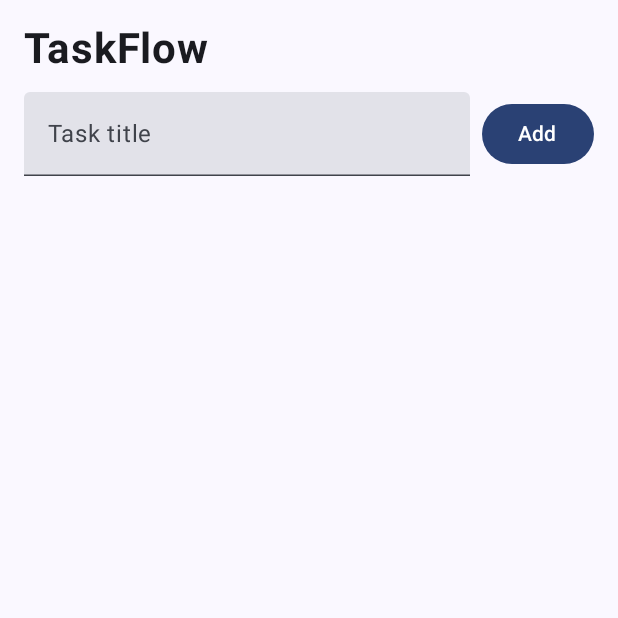
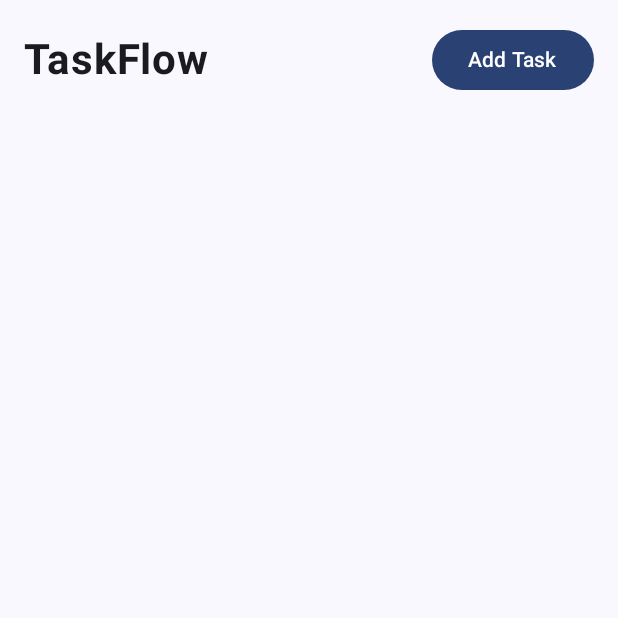
Before and after one commit to Hamza-Ban43/To-Do-Mobile-, an Android app built with Jetpack Compose: the composable HomeScreen called with empty values, on a phone screen of 412 x 824 dp, the top half of it. Run offline under Robolectric (Android 15) with nearby library versions, the phone set to English and light mode, and no system bars.

Commit message:
feat: add task creation screen

```diff
--- a/app/src/main/AndroidManifest.xml
+++ b/app/src/main/AndroidManifest.xml
@@ -23,6 +23,9 @@
                 <category android:name="android.intent.category.LAUNCHER" />
             </intent-filter>
         </activity>
+        <activity
+            android:name=".presentation.addtask.AddTaskActivity"
+            android:exported="false" />
     </application>
 
 </manifest>
--- a/app/src/main/java/com/taskflow/app/presentation/home/HomeScreen.kt
+++ b/app/src/main/java/com/taskflow/app/presentation/home/HomeScreen.kt
@@ -2,6 +2,7 @@ package com.taskflow.app.presentation.home
 
 import android.widget.Toast
 import androidx.compose.foundation.clickable
+import androidx.compose.foundation.layout.Arrangement
 import androidx.compose.foundation.layout.Column
 import androidx.compose.foundation.layout.Row
 import androidx.compose.foundation.layout.fillMaxSize
@@ -12,12 +13,7 @@ import androidx.compose.foundation.lazy.LazyColumn
 import androidx.compose.foundation.lazy.items
 import androidx.compose.material3.Button
 import androidx.compose.material3.Text
-import androidx.compose.material3.TextField
 import androidx.compose.runtime.Composable
-import androidx.compose.runtime.getValue
-import androidx.compose.runtime.mutableStateOf
-import androidx.compose.runtime.remember
-import androidx.compose.runtime.setValue
 import androidx.compose.ui.Alignment
 import androidx.compose.ui.Modifier
 import androidx.compose.ui.platform.LocalContext
@@ -30,10 +26,9 @@ import com.taskflow.app.data.local.TaskEntity
 @Composable
 fun HomeScreen(
     tasks: List<TaskEntity>,
-    onAddTask: (String) -> Unit
+    onAddClick: () -> Unit
 ) {
     val context = LocalContext.current
-    var title by remember { mutableStateOf("") }
 
     Column(
         modifier = Modifier
@@ -41,47 +36,32 @@ fun HomeScreen(
             .safeDrawingPadding()
             .padding(16.dp)
     ) {
-        Text(text = "TaskFlow", fontSize = 28.sp, fontWeight = FontWeight.Bold)
-
         Row(
             modifier = Modifier
                 .fillMaxWidth()
-                .padding(vertical = 12.dp),
+                .padding(bottom = 12.dp),
+            horizontalArrangement = Arrangement.SpaceBetween,
             verticalAlignment = Alignment.CenterVertically
         ) {
-            TextField(
-                value = title,
-                onValueChange = { title = it },
-                label = { Text("Task title") },
-                modifier = Modifier.weight(1f)
-            )
-            Button(
-                onClick = {
-                    if (title.isBlank()) {
-                        Toast.makeText(context, "Please enter a task title", Toast.LENGTH_SHORT).show()
-                    } else {
-                        onAddTask(title.trim())
-                        title = ""
-                    }
-                },
-                modifier = Modifier.padding(start = 8.dp)
-            ) {
-                Text("Add")
+            Text(text = "TaskFlow", fontSize = 28.sp, fontWeight = FontWeight.Bold)
+            Button(onClick = onAddClick) {
+                Text("Add Task")
             }
         }
 
         LazyColumn(modifier = Modifier.fillMaxSize()) {
             items(tasks) { task ->
-                Text(
-                    text = task.title,
-                    fontSize = 18.sp,
+                Column(
                     modifier = Modifier
                         .fillMaxWidth()
-                        .padding(vertical = 12.dp)
+                        .padding(vertical = 10.dp)
                         .clickable {
                             Toast.makeText(context, "Clicked: ${task.title}", Toast.LENGTH_SHORT).show()
                         }
-                )
+                ) {
+                    Text(text = task.title, fontSize = 18.sp)
+                    Text(text = "${task.priority} • ${task.category}", fontSize = 14.sp)
+                }
             }
         }
     }
@@ -92,9 +72,9 @@ fun HomeScreen(
 fun HomeScreenPreview() {
     HomeScreen(
         tasks = listOf(
-            TaskEntity(id = 1, title = "Study Android"),
+            TaskEntity(id = 1, title = "Study Android", priority = "High", category = "Study"),
             TaskEntity(id = 2, title = "Buy groceries")
         ),
-        onAddTask = {}
+        onAddClick = {}
     )
 }
```
Also changed, not shown: app/src/main/java/com/taskflow/app/MainActivity.kt (+10 -8 lines), app/src/main/java/com/taskflow/app/presentation/addtask/AddTaskActivity.kt (added, +40 -0 lines), app/src/main/java/com/taskflow/app/presentation/addtask/AddTaskScreen.kt (+127 -0 lines).
